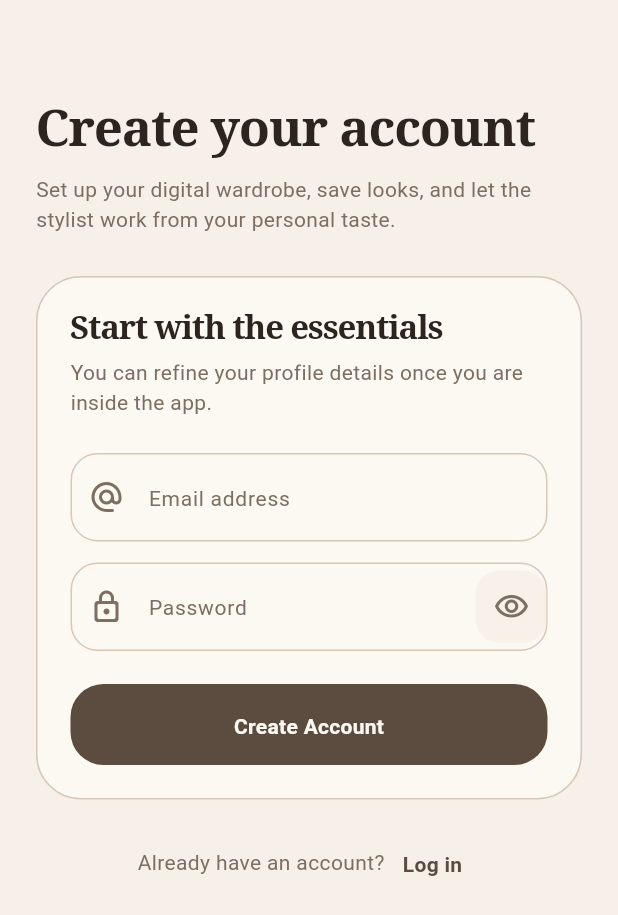
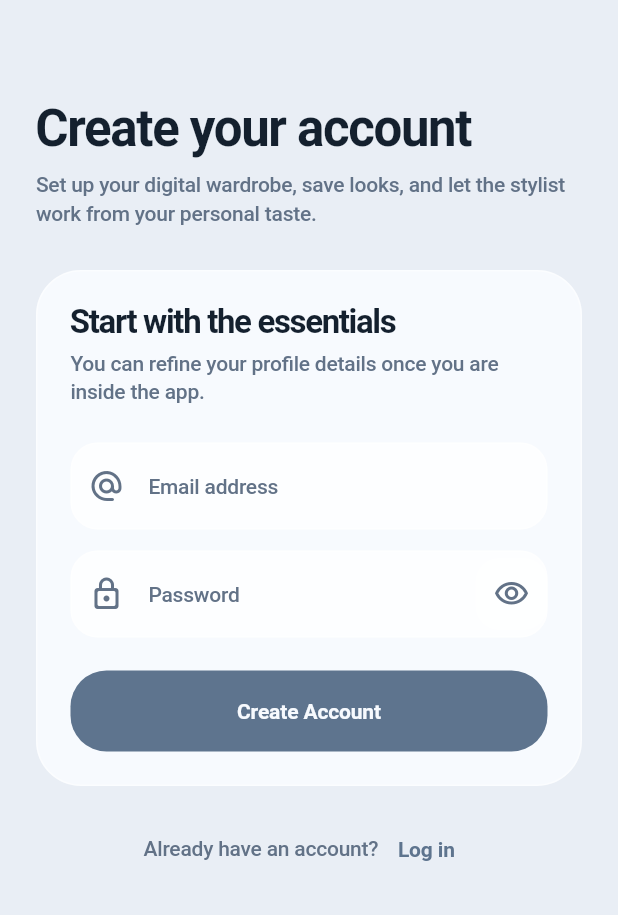
Before and after one commit to caisergan/outfitter, a Flutter app: the screen it shows after launch, after a tap on "Create an account", on a phone screen of 412 x 824 dp. Shown: the top 915 px of the screen. Run offline on Flutter 3.47's test engine with Material 3 defaults, Android fonts, the phone set to English and light mode, and no system bars; our stand-ins replace cached_network_image, dio, flutter_dotenv, flutter_riverpod, flutter_secure_storage, freezed_annotation and 4 more; generated files the repository leaves out were written again; network calls fail.

Commit message:
style(ui): Refine UI with cold liquid glass style

```diff
--- a/mobile/lib/core/theme/app_colors.dart
+++ b/mobile/lib/core/theme/app_colors.dart
@@ -1,17 +1,24 @@
 import 'package:flutter/material.dart';
 
 class AppColors {
-  static const cream = Color(0xFFF6F0E8);
-  static const surface = Color(0xFFFCF8F2);
-  static const surfaceAlt = Color(0xFFF0E7DB);
-  static const surfaceMuted = Color(0xFFE6D8C7);
+  static const cream = Color(0xFFE9EEF5);
+  static const surface = Color(0xFFF7FAFE);
+  static const surfaceAlt = Color(0xFFDCE6F2);
+  static const surfaceMuted = Color(0xFFBFCBDA);
   static const lightMint = surfaceAlt;
-  static const mint = Color(0xFFC3AF98);
-  static const blush = Color(0xFF5C4C3F);
-  static const text = Color(0xFF2D241D);
-  static const textMuted = Color(0xFF7D6E62);
-  static const border = Color(0xFFD7C8B7);
-  static const borderStrong = Color(0xFFB7A18B);
-  static const success = Color(0xFF6B7A61);
-  static const danger = Color(0xFF8B5D51);
+  static const mint = Color(0xFF89A7C5);
+  static const blush = Color(0xFF5E748E);
+  static const text = Color(0xFF14202E);
+  static const textMuted = Color(0xFF627287);
+  static const border = Color(0x80FFFFFF);
+  static const borderStrong = Color(0xFFA5B6CA);
+  static const success = Color(0xFF5E8A7B);
+  static const danger = Color(0xFF9A6470);
+
+  static const glass = Color(0xBFF8FBFF);
+  static const glassStrong = Color(0xD9FFFFFF);
+  static const glassOverlay = Color(0x66142235);
+  static const shadow = Color(0x22091A2D);
+  static const shadowStrong = Color(0x33101F33);
+  static const icyHighlight = Color(0xCCFFFFFF);
 }
--- a/mobile/lib/core/theme/app_theme.dart
+++ b/mobile/lib/core/theme/app_theme.dart
@@ -1,4 +1,5 @@
 import 'package:flutter/material.dart';
+import 'package:flutter/cupertino.dart';
 
 import 'app_colors.dart';
 
@@ -17,32 +18,30 @@ class AppTheme {
       surfaceContainerHighest: AppColors.surfaceAlt,
       outline: AppColors.border,
       outlineVariant: AppColors.surfaceMuted,
-      shadow: Colors.black.withValues(alpha: 0.10),
-      scrim: Colors.black.withValues(alpha: 0.32),
+      shadow: AppColors.shadow,
+      scrim: AppColors.glassOverlay,
       error: AppColors.danger,
       onError: Colors.white,
     );
 
-    final baseTextTheme = ThemeData(
-      useMaterial3: true,
-      colorScheme: scheme,
-    ).textTheme;
+    final baseTextTheme = Typography.blackCupertino;
 
     TextStyle displayStyle(TextStyle? style, {double? size}) {
       return (style ?? const TextStyle()).copyWith(
-        fontFamily: 'serif',
         fontSize: size,
         color: AppColors.text,
-        fontWeight: FontWeight.w600,
-        letterSpacing: -0.8,
-        height: 1.05,
+        fontWeight: FontWeight.w700,
+        letterSpacing: -0.9,
+        height: 1.0,
       );
     }
 
     TextStyle bodyStyle(TextStyle? style) {
       return (style ?? const TextStyle()).copyWith(
         color: AppColors.text,
-        height: 1.45,
+        fontWeight: FontWeight.w500,
+        letterSpacing: -0.15,
+        height: 1.35,
       );
     }
 
@@ -55,13 +54,13 @@ class AppTheme {
       headlineSmall: displayStyle(baseTextTheme.headlineSmall, size: 22),
       titleLarge: displayStyle(baseTextTheme.titleLarge, size: 20),
       titleMedium: bodyStyle(baseTextTheme.titleMedium).copyWith(
-        fontSize: 16,
+        fontSize: 15,
         fontWeight: FontWeight.w700,
-        letterSpacing: -0.2,
+        letterSpacing: -0.35,
       ),
       titleSmall: bodyStyle(baseTextTheme.titleSmall).copyWith(
         fontWeight: FontWeight.w700,
-        letterSpacing: 0.1,
+        letterSpacing: -0.1,
       ),
       bodyLarge: bodyStyle(baseTextTheme.bodyLarge).copyWith(fontSize: 16),
       bodyMedium: bodyStyle(baseTextTheme.bodyMedium).copyWith(fontSize: 14),
@@ -72,12 +71,12 @@ class AppTheme {
       labelLarge: bodyStyle(baseTextTheme.labelLarge).copyWith(
         fontSize: 14,
         fontWeight: FontWeight.w700,
-        letterSpacing: 0.2,
+        letterSpacing: -0.1,
       ),
       labelMedium: bodyStyle(baseTextTheme.labelMedium).copyWith(
         fontSize: 12,
         fontWeight: FontWeight.w700,
-        letterSpacing: 0.3,
+        letterSpacing: 0.4,
       ),
     );
 
@@ -89,28 +88,33 @@ class AppTheme {
     }
 
     RoundedRectangleBorder largeShape = RoundedRectangleBorder(
-      borderRadius: BorderRadius.circular(22),
+      borderRadius: BorderRadius.circular(24),
     );
 
     return ThemeData(
       useMaterial3: true,
       colorScheme: scheme,
+      cupertinoOverrideTheme: const CupertinoThemeData(
+        brightness: Brightness.light,
+        primaryColor: AppColors.blush,
+        scaffoldBackgroundColor: AppColors.cream,
+      ),
       scaffoldBackgroundColor: AppColors.cream,
       canvasColor: AppColors.surface,
       textTheme: textTheme,
-      splashColor: AppColors.blush.withValues(alpha: 0.05),
+      splashColor: AppColors.blush.withValues(alpha: 0.06),
       highlightColor: Colors.transparent,
       dividerColor: AppColors.border,
       appBarTheme: AppBarTheme(
-        backgroundColor: AppColors.cream,
+        backgroundColor: Colors.transparent,
         foregroundColor: AppColors.text,
         elevation: 0,
         scrolledUnderElevation: 0,
         centerTitle: false,
         surfaceTintColor: Colors.transparent,
         titleTextStyle: textTheme.headlineSmall?.copyWith(
-          fontSize: 21,
-          fontWeight: FontWeight.w600,
+          fontSize: 22,
+          fontWeight: FontWeight.w700,
         ),
         iconTheme: const IconThemeData(
           color: AppColors.text,
@@ -118,15 +122,16 @@ class AppTheme {
         ),
       ),
       navigationBarTheme: NavigationBarThemeData(
-        backgroundColor: AppColors.surface,
+        backgroundColor: Colors.transparent,
         surfaceTintColor: Colors.transparent,
-        height: 64,
-        indicatorColor: AppColors.surfaceAlt,
+        height: 72,
+        indicatorColor: AppColors.glassStrong,
         labelTextStyle: WidgetStateProperty.resolveWith((states) {
           final isSelected = states.contains(WidgetState.selected);
           return textTheme.labelMedium?.copyWith(
             color: isSelected ? AppColors.text : AppColors.textMuted,
-            letterSpacing: 0.35,
+            fontWeight: isSelected ? FontWeight.w700 : FontWeight.w600,
+            letterSpacing: 0.45,
           );
         }),
         iconTheme: WidgetStateProperty.resolveWith((states) {
@@ -139,7 +144,7 @@ class AppTheme {
       ),
       inputDecorationTheme: InputDecorationTheme(
         filled: true,
-        fillColor: AppColors.surface,
+        fillColor: AppColors.glassStrong.withValues(alpha: 0.72),
         hintStyle: textTheme.bodyMedium?.copyWith(color: AppColors.textMuted),
         labelStyle: textTheme.bodyMedium?.copyWith(color: AppColors.textMuted),
         prefixIconColor: AppColors.textMuted,
@@ -155,9 +160,9 @@ class AppTheme {
         focusedErrorBorder: inputBorder(AppColors.danger),
       ),
       chipTheme: ChipThemeData(
-        backgroundColor: AppColors.surface,
-        selectedColor: AppColors.surfaceAlt,
-        secondarySelectedColor: AppColors.surfaceAlt,
+        backgroundColor: AppColors.glass.withValues(alpha: 0.75),
+        selectedColor: AppColors.glassStrong,
+        secondarySelectedColor: AppColors.glassStrong,
         disabledColor: AppColors.surfaceMuted,
         side: const BorderSide(color: AppColors.border),
         shape: RoundedRectangleBorder(
@@ -201,6 +206,7 @@ class AppTheme {
       outlinedButtonTheme: OutlinedButtonThemeData(
         style: OutlinedButton.styleFrom(
           foregroundColor: AppColors.text,
+          backgroundColor: AppColors.glass.withValues(alpha: 0.58),
           side: const BorderSide(color: AppColors.border),
           minimumSize: const Size.fromHeight(52),
           shape: largeShape,
@@ -216,32 +222,33 @@ class AppTheme {
       iconButtonTheme: IconButtonThemeData(
         style: IconButton.styleFrom(
           foregroundColor: AppColors.text,
-          backgroundColor: AppColors.surfaceAlt.withValues(alpha: 0.4),
+          backgroundColor: AppColors.glassStrong.withValues(alpha: 0.65),
           shape: RoundedRectangleBorder(
             borderRadius: BorderRadius.circular(16),
           ),
         ),
       ),
-      floatingActionButtonTheme: const FloatingActionButtonThemeData(
-        backgroundColor: AppColors.blush,
-        foregroundColor: AppColors.surface,
+      floatingActionButtonTheme: FloatingActionButtonThemeData(
+        backgroundColor: AppColors.glassStrong,
+        foregroundColor: AppColors.text,
         elevation: 0,
-        shape: RoundedRectangleBorder(
-          borderRadius: BorderRadius.all(Radius.circular(18)),
+        shape: const RoundedRectangleBorder(
+          borderRadius: BorderRadius.all(Radius.circular(22)),
         ),
+        extendedTextStyle: textTheme.labelLarge,
       ),
       bottomSheetTheme: const BottomSheetThemeData(
-        backgroundColor: AppColors.surface,
-        modalBackgroundColor: AppColors.surface,
+        backgroundColor: Colors.transparent,
+        modalBackgroundColor: Colors.transparent,
         surfaceTintColor: Colors.transparent,
         showDragHandle: true,
         dragHandleColor: AppColors.borderStrong,
         shape: RoundedRectangleBorder(
-          borderRadius: BorderRadius.vertical(top: Radius.circular(30)),
+          borderRadius: BorderRadius.vertical(top: Radius.circular(34)),
         ),
       ),
       cardTheme: CardThemeData(
-        color: AppColors.surface,
+        color: AppColors.glass,
         surfaceTintColor: Colors.transparent,
         elevation: 0,
         shape: RoundedRectangleBorder(
@@ -258,14 +265,14 @@ class AppTheme {
         ),
       ),
       dialogTheme: DialogThemeData(
-        backgroundColor: AppColors.surface,
+        backgroundColor: AppColors.glassStrong,
         surfaceTintColor: Colors.transparent,
         shape: RoundedRectangleBorder(
           borderRadius: BorderRadius.circular(24),
         ),
       ),
       snackBarTheme: SnackBarThemeData(
-        backgroundColor: AppColors.text,
+        backgroundColor: AppColors.text.withValues(alpha: 0.94),
         contentTextStyle: textTheme.bodyMedium?.copyWith(
           color: AppColors.surface,
         ),
@@ -287,7 +294,7 @@ class AppTheme {
           fontWeight: FontWeight.w600,
         ),
         indicator: BoxDecoration(
-          color: AppColors.surfaceAlt,
+          color: AppColors.glassStrong,
           borderRadius: BorderRadius.circular(999),
         ),
         indicatorSize: TabBarIndicatorSize.tab,
@@ -296,13 +303,13 @@ class AppTheme {
       switchTheme: SwitchThemeData(
         thumbColor: WidgetStateProperty.resolveWith((states) {
           if (states.contains(WidgetState.selected)) {
-            return AppColors.blush;
+            return AppColors.glassStrong;
           }
           return AppColors.surface;
         }),
         trackColor: WidgetStateProperty.resolveWith((states) {
           if (states.contains(WidgetState.selected)) {
-            return AppColors.mint;
+            return AppColors.blush;
           }
           return AppColors.surfaceMuted;
         }),
--- /dev/null
+++ b/mobile/lib/core/widgets/glass_widgets.dart
@@ -0,0 +1,96 @@
+import 'dart:ui';
+
+import 'package:flutter/material.dart';
+
+import '../theme/app_colors.dart';
+
+class FrostedGlass extends StatelessWidget {
+  final Widget child;
+  final EdgeInsetsGeometry? padding;
+  final BorderRadius borderRadius;
+  final double blur;
+  final Color backgroundColor;
+  final Border? border;
+  final List<BoxShadow>? boxShadow;
+
+  const FrostedGlass({
+    required this.child,
+    this.padding,
+    this.borderRadius = const BorderRadius.all(Radius.circular(28)),
+    this.blur = 24,
+    this.backgroundColor = AppColors.glass,
+    this.border,
+    this.boxShadow,
+    super.key,
+  });
+
+  @override
+  Widget build(BuildContext context) {
+    return DecoratedBox(
+      decoration: BoxDecoration(
+        borderRadius: borderRadius,
+        boxShadow: boxShadow ??
+            [
+              const BoxShadow(
+                color: AppColors.shadow,
+                blurRadius: 28,
+                offset: Offset(0, 12),
+              ),
+            ],
+      ),
+      child: ClipRRect(
+        borderRadius: borderRadius,
+        child: BackdropFilter(
+          filter: ImageFilter.blur(sigmaX: blur, sigmaY: blur),
+          child: Container(
+            padding: padding,
+            decoration: BoxDecoration(
+              color: backgroundColor,
+              borderRadius: borderRadius,
+              border: border ??
+                  Border.all(
+                    color: AppColors.border,
+                    width: 1,
+                  ),
+            ),
+            child: child,
+          ),
+        ),
+      ),
+    );
+  }
+}
+
+class GlassIconOrb extends StatelessWidget {
+  final IconData icon;
+  final double size;
+  final Color? iconColor;
+
+  const GlassIconOrb({
+    required this.icon,
+    this.size = 48,
+    this.iconColor,
+    super.key,
+  });
+
+  @override
+  Widget build(BuildContext context) {
+    return FrostedGlass(
+      blur: 18,
+      backgroundColor: AppColors.glassStrong,
+      borderRadius: BorderRadius.circular(size / 2),
+      boxShadow: const [
+        BoxShadow(
+          color: AppColors.shadow,
+          blurRadius: 18,
+          offset: Offset(0, 8),
+        ),
+      ],
+      child: SizedBox(
+        width: size,
+        height: size,
+        child: Icon(icon, color: iconColor ?? AppColors.blush),
+      ),
+    );
+  }
+}
--- a/mobile/lib/core/widgets/main_scaffold.dart
+++ b/mobile/lib/core/widgets/main_scaffold.dart
@@ -1,6 +1,7 @@
 import 'package:flutter/material.dart';
 import 'package:go_router/go_router.dart';
 import '/core/theme/app_colors.dart';
+import 'glass_widgets.dart';
 
 class MainScaffold extends StatelessWidget {
   final Widget child;
@@ -16,31 +17,71 @@ class MainScaffold extends StatelessWidget {
 
     return Scaffold(
       backgroundColor: AppColors.cream,
-      body: child,
+      body: DecoratedBox(
+        decoration: const BoxDecoration(
+          gradient: LinearGradient(
+            begin: Alignment.topLeft,
+            end: Alignment.bottomRight,
+            colors: [
+              Color(0xFFF7FAFF),
+              Color(0xFFE6EDF5),
+              Color(0xFFDCE4EF),
+            ],
+            stops: [0, 0.52, 1],
+          ),
+        ),
+        child: Stack(
+          children: [
+            Positioned(
+              top: -80,
+              left: -30,
+              child: Container(
+                width: 220,
+                height: 220,
+                decoration: BoxDecoration(
+                  shape: BoxShape.circle,
+                  color: Colors.white.withValues(alpha: 0.38),
+                ),
+              ),
+            ),
+            Positioned(
+              top: 120,
+              right: -50,
+              child: Container(
+                width: 180,
+                height: 180,
+                decoration: BoxDecoration(
+                  shape: BoxShape.circle,
+                  color: AppColors.surface.withValues(alpha: 0.5),
+                ),
+              ),
+            ),
+            child,
+          ],
+        ),
+      ),
       bottomNavigationBar: showBottomNav
           ? ColoredBox(
-              color: AppColors.cream,
+              color: Colors.transparent,
               child: SafeArea(
                 top: false,
-                minimum: const EdgeInsets.fromLTRB(12, 4, 12, 14),
-                child: DecoratedBox(
-                  decoration: BoxDecoration(
-                    color: AppColors.surface,
-                    borderRadius: BorderRadius.circular(28),
-                    border: Border.all(color: AppColors.border),
-                    boxShadow: [
-                      BoxShadow(
-                        color: Colors.black.withValues(alpha: 0.05),
-                        blurRadius: 18,
-                        offset: const Offset(0, 8),
-                      ),
-                    ],
-                  ),
+                minimum: const EdgeInsets.fromLTRB(14, 6, 14, 16),
+                child: FrostedGlass(
+                  blur: 26,
+                  backgroundColor: AppColors.glass.withValues(alpha: 0.82),
+                  borderRadius: BorderRadius.circular(30),
+                  boxShadow: const [
+                    BoxShadow(
+                      color: AppColors.shadowStrong,
+                      blurRadius: 36,
+                      offset: Offset(0, 14),
+                    ),
+                  ],
                   child: ClipRRect(
-                    borderRadius: BorderRadius.circular(28),
+                    borderRadius: BorderRadius.circular(30),
                     child: NavigationBar(
                       backgroundColor: Colors.transparent,
-                      indicatorColor: AppColors.surfaceAlt,
+                      indicatorColor: AppColors.glassStrong,
                       labelBehavior:
                           NavigationDestinationLabelBehavior.alwaysShow,
                       selectedIndex: currentIndex,
--- a/mobile/lib/features/discover/ui/discover_screen.dart
+++ b/mobile/lib/features/discover/ui/discover_screen.dart
@@ -3,6 +3,7 @@ import 'package:flutter_riverpod/flutter_riverpod.dart';
 import 'package:go_router/go_router.dart';
 
 import '../../../core/theme/app_colors.dart';
+import '../../../core/widgets/glass_widgets.dart';
 import '../../../core/widgets/shared_widgets.dart';
 import '../../assistant/providers/assistant_provider.dart';
 
@@ -211,18 +212,18 @@ class _DiscoverHero extends StatelessWidget {
               child: Column(
                 crossAxisAlignment: CrossAxisAlignment.start,
                 children: [
-                  Container(
+                  FrostedGlass(
+                    blur: 18,
                     padding: const EdgeInsets.symmetric(
-                      horizontal: 10,
-                      vertical: 6,
+                      horizontal: 12,
+                      vertical: 8,
                     ),
-                    decoration: BoxDecoration(
-                      color: Colors.white.withValues(alpha: 0.16),
-                      borderRadius: BorderRadius.circular(999),
-                      border: Border.all(
-                        color: Colors.white.withValues(alpha: 0.18),
-                      ),
+                    borderRadius: BorderRadius.circular(999),
+                    backgroundColor: Colors.white.withValues(alpha: 0.16),
+                    border: Border.all(
+                      color: Colors.white.withValues(alpha: 0.24),
                     ),
+                    boxShadow: const [],
                     child: Text(
                       'APRIL CURATION',
                       style: Theme.of(context).textTheme.labelMedium?.copyWith(
@@ -481,13 +482,9 @@ class _SavedOutfitsSection extends StatelessWidget {
     return savedOutfits.when(
       data: (outfits) {
         if (outfits.isEmpty) {
-          return Container(
+          return FrostedGlass(
             padding: const EdgeInsets.all(22),
-            decoration: BoxDecoration(
-              color: AppColors.surface,
-              borderRadius: BorderRadius.circular(26),
-              border: Border.all(color: AppColors.border),
-            ),
+            borderRadius: BorderRadius.circular(26),
             child: Column(
               crossAxisAlignment: CrossAxisAlignment.start,
               children: [
@@ -603,13 +600,9 @@ class _SavedOutfitsSection extends StatelessWidget {
         height: 220,
         child: Center(child: CircularProgressIndicator()),
       ),
-      error: (_, __) => Container(
+      error: (_, __) => FrostedGlass(
         padding: const EdgeInsets.all(22),
-        decoration: BoxDecoration(
-          color: AppColors.surface,
-          borderRadius: BorderRadius.circular(26),
-          border: Border.all(color: AppColors.border),
-        ),
+        borderRadius: BorderRadius.circular(26),
         child: Text(
           'Could not load saved outfits right now.',
           style: Theme.of(context).textTheme.bodyMedium?.copyWith(
```
Also changed, not shown: mobile/lib/core/widgets/shared_widgets.dart (+15 -3 lines), mobile/lib/features/assistant/ui/assistant_screen.dart (+11 -11 lines), mobile/lib/features/tryon/ui/tryon_screen.dart (+35 -44 lines), mobile/lib/features/wardrobe/ui/wardrobe_screen.dart (+9 -27 lines), 1 other file.
